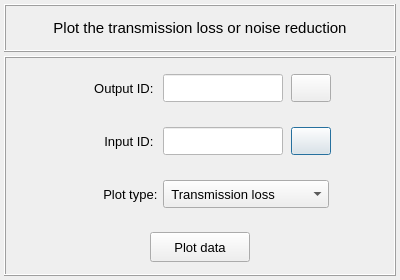
Above: vibra/interface/data/ui_files/plots/acoustic/plot_transmission_loss.ui from MOPT-UFSC/VIBRA before the change. Below: the same form after it.
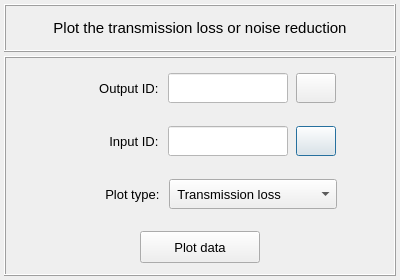
That is the form after the change. Icons and pictures are not drawn.

Commit message: Review on TL/NR and FRF plots

Patch:
```diff
--- a/vibra/interface/data/ui_files/plots/acoustic/plot_transmission_loss.ui
+++ b/vibra/interface/data/ui_files/plots/acoustic/plot_transmission_loss.ui
@@ -201,21 +201,24 @@
          <property name="bottomMargin">
           <number>2</number>
          </property>
-         <property name="spacing">
+         <property name="horizontalSpacing">
+          <number>6</number>
+         </property>
+         <property name="verticalSpacing">
           <number>2</number>
          </property>
          <item row="1" column="2">
           <widget class="QComboBox" name="comboBox_processing_selector">
            <property name="minimumSize">
             <size>
-             <width>166</width>
-             <height>28</height>
+             <width>168</width>
+             <height>30</height>
             </size>
            </property>
            <property name="maximumSize">
             <size>
-             <width>166</width>
-             <height>28</height>
+             <width>168</width>
+             <height>30</height>
             </size>
            </property>
            <property name="font">
@@ -261,14 +264,14 @@
           <widget class="QLabel" name="label_2">
            <property name="minimumSize">
             <size>
-             <width>90</width>
-             <height>28</height>
+             <width>100</width>
+             <height>30</height>
             </size>
            </property>
            <property name="maximumSize">
             <size>
-             <width>90</width>
-             <height>28</height>
+             <width>100</width>
+             <height>30</height>
             </size>
            </property>
            <property name="font">
@@ -368,13 +371,13 @@
               <property name="minimumSize">
                <size>
                 <width>40</width>
-                <height>28</height>
+                <height>30</height>
                </size>
               </property>
               <property name="maximumSize">
                <size>
                 <width>40</width>
-                <height>28</height>
+                <height>30</height>
                </size>
               </property>
               <property name="font">
@@ -417,14 +420,14 @@
           <widget class="QLabel" name="label_15">
            <property name="minimumSize">
             <size>
-             <width>90</width>
-             <height>28</height>
+             <width>100</width>
+             <height>30</height>
             </size>
            </property>
            <property name="maximumSize">
             <size>
-             <width>90</width>
-             <height>28</height>
+             <width>100</width>
+             <height>30</height>
             </size>
            </property>
            <property name="font">
@@ -449,13 +452,13 @@
            <property name="minimumSize">
             <size>
              <width>120</width>
-             <height>28</height>
+             <height>30</height>
             </size>
            </property>
            <property name="maximumSize">
             <size>
              <width>120</width>
-             <height>28</height>
+             <height>30</height>
             </size>
            </property>
            <property name="font">
@@ -548,14 +551,14 @@
           <widget class="QPushButton" name="pushButton_plot_frequency_response">
            <property name="minimumSize">
             <size>
-             <width>100</width>
-             <height>30</height>
+             <width>120</width>
+             <height>32</height>
             </size>
            </property>
            <property name="maximumSize">
             <size>
-             <width>100</width>
-             <height>30</height>
+             <width>120</width>
+             <height>32</height>
             </size>
            </property>
            <property name="font">
@@ -624,14 +627,14 @@
           <widget class="QLabel" name="label_10">
            <property name="minimumSize">
             <size>
-             <width>90</width>
-             <height>28</height>
+             <width>100</width>
+             <height>30</height>
             </size>
            </property>
            <property name="maximumSize">
             <size>
-             <width>90</width>
-             <height>28</height>
+             <width>100</width>
+             <height>30</height>
             </size>
            </property>
            <property name="font">
@@ -680,13 +683,13 @@
               <property name="minimumSize">
                <size>
                 <width>40</width>
-                <height>28</height>
+                <height>30</height>
                </size>
               </property>
               <property name="maximumSize">
                <size>
                 <width>40</width>
-                <height>28</height>
+                <height>30</height>
                </size>
               </property>
               <property name="font">
@@ -730,13 +733,13 @@
            <property name="minimumSize">
             <size>
              <width>120</width>
-             <height>28</height>
+             <height>30</height>
             </size>
            </property>
            <property name="maximumSize">
             <size>
              <width>120</width>
-             <height>28</height>
+             <height>30</height>
             </size>
            </property>
            <property name="font">
```
Left out of the diff: 8 changed lines with no effect on the pictures. The commit also changes 14 other files.
